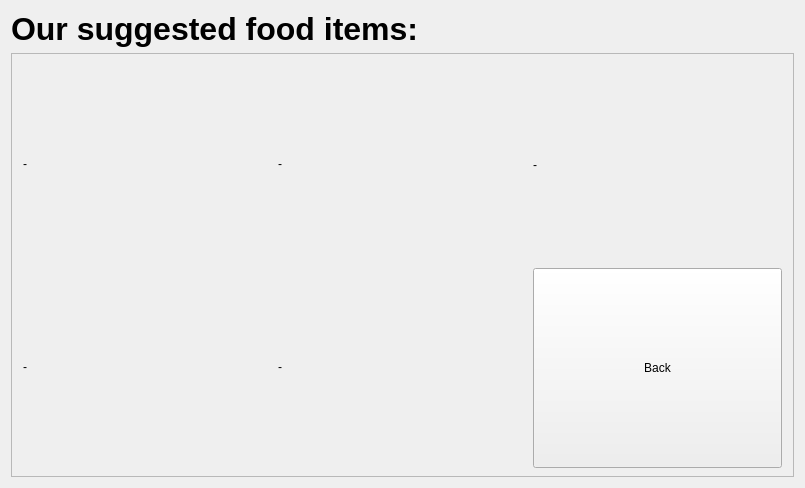
Old version of the form v3/qt/foodSuggestionMenu/foodsuggestionmenu.ui in the repository twschung/IoT-Smart-Scale.
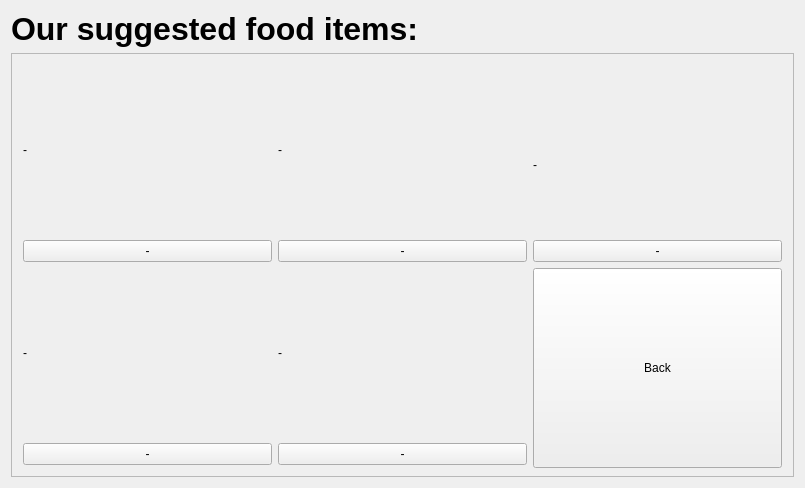
New version of the form.

Diff of the .ui file:
```diff
--- a/v3/qt/foodSuggestionMenu/foodsuggestionmenu.ui
+++ b/v3/qt/foodSuggestionMenu/foodsuggestionmenu.ui
@@ -56,6 +56,13 @@
        </size>
       </property>
       <layout class="QGridLayout" name="gridLayout_3">
+       <item row="2" column="2">
+        <widget class="QPushButton" name="btn_sug1">
+         <property name="text">
+          <string>-</string>
+         </property>
+        </widget>
+       </item>
        <item row="1" column="2">
         <widget class="QLabel" name="lbl_sug1">
          <property name="text">
@@ -63,14 +70,21 @@
          </property>
         </widget>
        </item>
-       <item row="2" column="2">
+       <item row="3" column="2">
         <widget class="QLabel" name="lbl_sug4">
          <property name="text">
           <string>-</string>
          </property>
         </widget>
        </item>
-       <item row="2" column="4">
+       <item row="2" column="3">
+        <widget class="QPushButton" name="btn_sug2">
+         <property name="text">
+          <string>-</string>
+         </property>
+        </widget>
+       </item>
+       <item row="3" column="4">
         <widget class="QPushButton" name="btn_Back">
          <property name="minimumSize">
           <size>
@@ -96,13 +110,20 @@
          </property>
         </widget>
        </item>
-       <item row="2" column="3">
+       <item row="3" column="3">
         <widget class="QLabel" name="lbl_sug5">
          <property name="text">
           <string>-</string>
          </property>
         </widget>
        </item>
+       <item row="2" column="4">
+        <widget class="QPushButton" name="btn_sug3">
+         <property name="text">
+          <string>-</string>
+         </property>
+        </widget>
+       </item>
        <item row="1" column="3">
         <widget class="QLabel" name="lbl_sug2">
          <property name="text">
@@ -110,6 +131,20 @@
          </property>
         </widget>
        </item>
+       <item row="4" column="2">
+        <widget class="QPushButton" name="btn_sug4">
+         <property name="text">
+          <string>-</string>
+         </property>
+        </widget>
+       </item>
+       <item row="4" column="3">
+        <widget class="QPushButton" name="btn_sug5">
+         <property name="text">
+          <string>-</string>
+         </property>
+        </widget>
+       </item>
       </layout>
      </widget>
     </widget>
```
